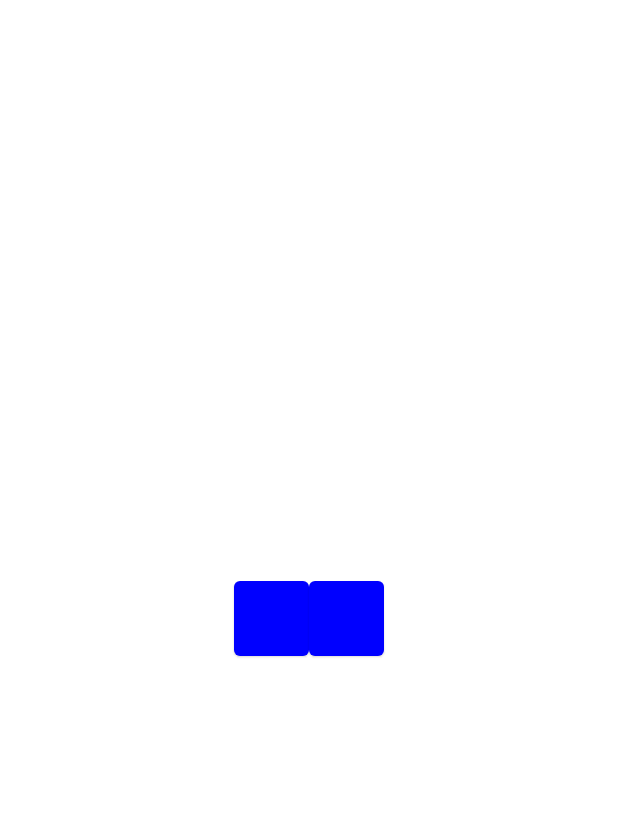
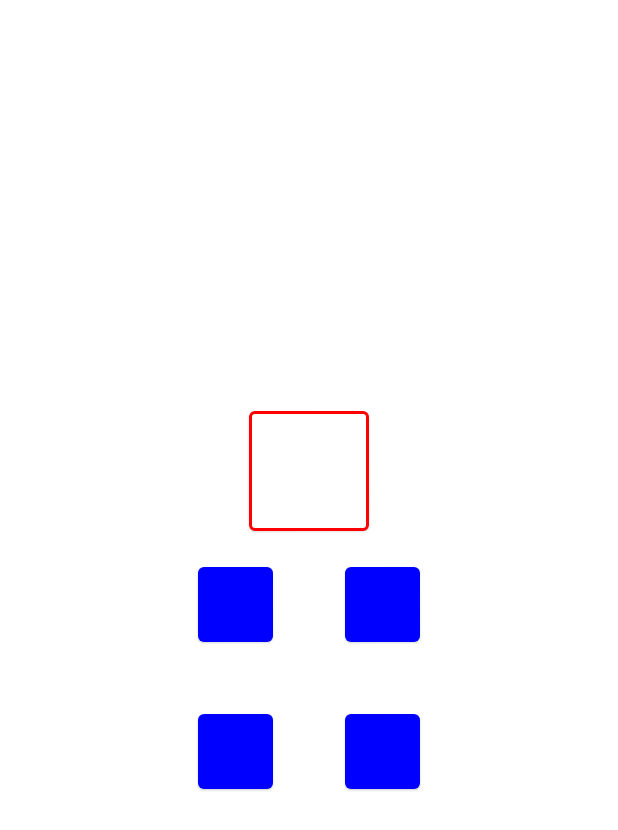
Before and after one commit to wellwhatever/ComposeDraggableV1, an Android app built with Jetpack Compose: the screen it shows after launch (MainActivity), on a phone screen of 412 x 824 dp. Shown: the top 830 px of the screen. Run offline under Robolectric (Android 15) with nearby library versions, the phone set to English and light mode, and no system bars.

```diff
--- a/app/src/main/java/com/example/composedraggable/MainActivity.kt
+++ b/app/src/main/java/com/example/composedraggable/MainActivity.kt
@@ -3,6 +3,7 @@ package com.example.composedraggable
 import android.os.Bundle
 import androidx.activity.ComponentActivity
 import androidx.activity.compose.setContent
+import androidx.compose.foundation.BorderStroke
 import androidx.compose.foundation.gestures.detectDragGestures
 import androidx.compose.foundation.layout.*
 import androidx.compose.material.Card
@@ -11,9 +12,12 @@ import androidx.compose.material.Surface
 import androidx.compose.runtime.*
 import androidx.compose.ui.Alignment
 import androidx.compose.ui.Modifier
+import androidx.compose.ui.geometry.Offset
 import androidx.compose.ui.graphics.Color
 import androidx.compose.ui.input.pointer.consumeAllChanges
 import androidx.compose.ui.input.pointer.pointerInput
+import androidx.compose.ui.layout.boundsInWindow
+import androidx.compose.ui.layout.onGloballyPositioned
 import androidx.compose.ui.tooling.preview.Preview
 import androidx.compose.ui.unit.IntOffset
 import androidx.compose.ui.unit.dp
@@ -59,11 +63,63 @@ fun BoxWithDraggableCards() {
             verticalArrangement = Arrangement.Center,
             horizontalAlignment = Alignment.CenterHorizontally
         ) {
-            Row {
+            Row(
+                horizontalArrangement = Arrangement.Center,
+                verticalAlignment = Alignment.CenterVertically
+            ) {
+                Card(
+                    modifier = Modifier.size(80.dp),
+                    backgroundColor = Color.Transparent,
+                    border = BorderStroke(2.dp, Color.Red)
+                ) {
+
+                }
+            }
+            Row(
+                modifier = Modifier.padding(24.dp),
+                horizontalArrangement = Arrangement.spacedBy(48.dp)
+            ) {
+                DraggableCardView()
+                DraggableCardView()
+            }
+            Row(
+                modifier = Modifier.padding(24.dp),
+                horizontalArrangement = Arrangement.spacedBy(48.dp)
+            ) {
                 DraggableCardView()
                 DraggableCardView()
             }
         }
+    }
+}
+
+internal class DragTargetInfo {
+    var isDragging: Boolean by mutableStateOf(false)
+    var dragPosition by mutableStateOf(Offset.Zero)
+    var dragOffset by mutableStateOf(Offset.Zero)
+    var draggableComposable by mutableStateOf<(@Composable () -> Unit)?>(null)
+    var dataToDrop by mutableStateOf<Any?>(null)
+}
+
+internal val LocalDragTargetInfo = compositionLocalOf { DragTargetInfo() }
+@Composable
+fun DropTarget(
+    modifier: Modifier,
+    content: @Composable() (BoxScope.(isInBound: Boolean) -> Unit)
+) {
+
+    val dragInfo = LocalDragTargetInfo.current
+    val dragPosition = dragInfo.dragPosition
+    val dragOffset = dragInfo.dragOffset
+    var isCurrentDropTarget by remember {
+        mutableStateOf(false)
+    }
+
+    Box(modifier = modifier.onGloballyPositioned {
+        it.boundsInWindow().let { rect ->
+            isCurrentDropTarget = rect.contains(dragPosition + dragOffset)
+        }
+    }) {
     }
 }
 
```
